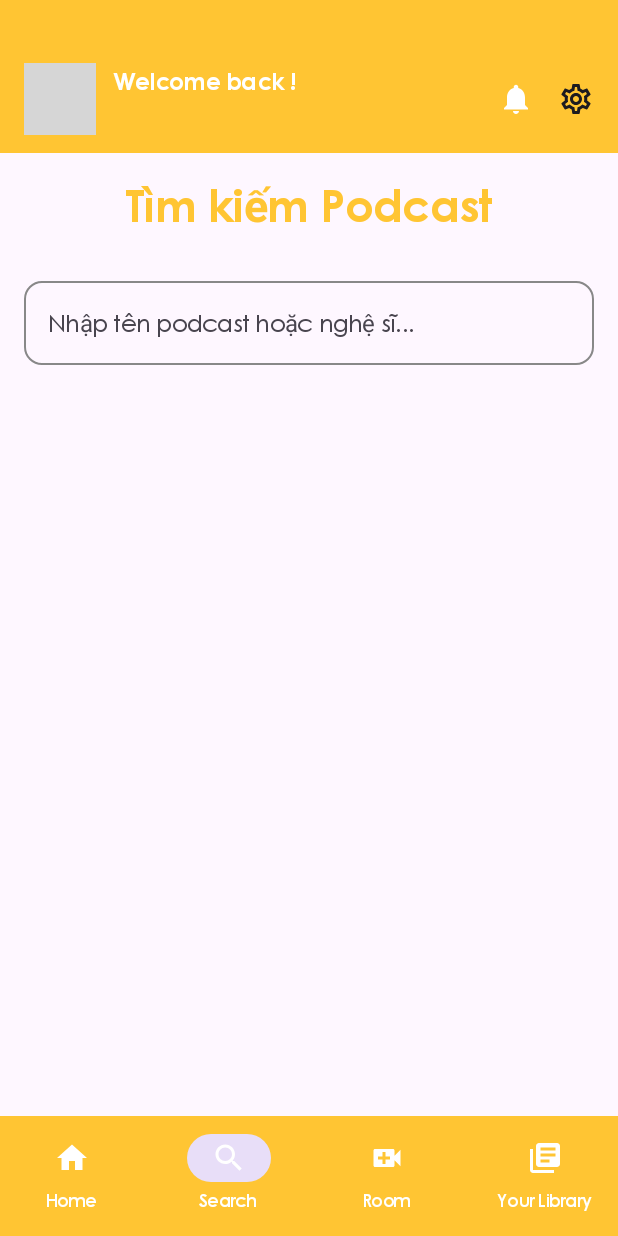
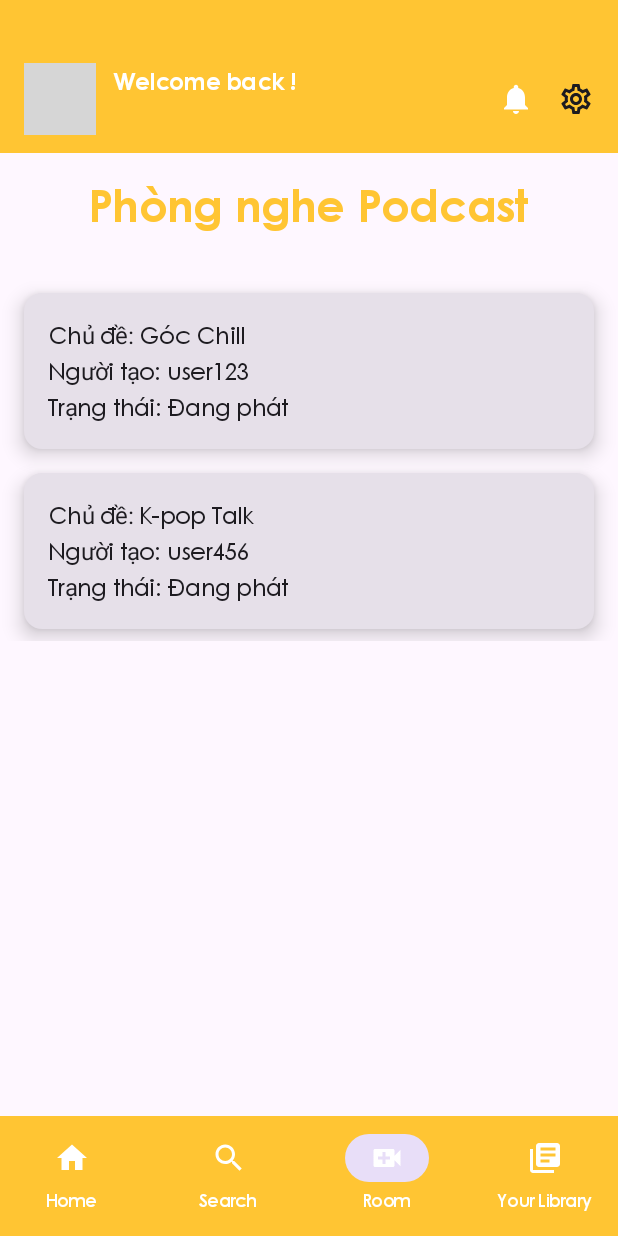
Before and after one commit to PolyEtilen-x/PodHub, an Android app built with Jetpack Compose: the HomeScreen screen opened through its navigation route, item 3 of the bottom bar chosen, on a phone screen of 412 x 824 dp. Run offline under Robolectric (Android 15) with nearby library versions, the phone set to English and light mode, and no system bars; our stand-ins replace Dagger/Hilt's generated code; pictures from the network do not load; grey boxes are pictures that could not be loaded.

Commit message:
add room page

```diff
--- a/app/src/main/java/com/example/podhub/MainActivity.kt
+++ b/app/src/main/java/com/example/podhub/MainActivity.kt
@@ -5,13 +5,14 @@ import androidx.activity.ComponentActivity
 import androidx.activity.compose.setContent
 import androidx.activity.enableEdgeToEdge
 import androidx.compose.foundation.layout.fillMaxSize
+import androidx.fragment.app.FragmentActivity
 import com.example.podhub.ui.theme.PodhubTheme
 import androidx.navigation.compose.rememberNavController
 import com.example.podhub.ui.navigation.AppRouter
 import dagger.hilt.android.AndroidEntryPoint
 
 @AndroidEntryPoint
-class MainActivity : ComponentActivity() {
+class MainActivity : FragmentActivity() {
     override fun onCreate(savedInstanceState: Bundle?) {
         super.onCreate(savedInstanceState)
         enableEdgeToEdge()
--- /dev/null
+++ b/app/src/main/java/com/example/podhub/models/roominfo.kt
@@ -0,0 +1,8 @@
+package com.example.podhub.models
+
+data class RoomInfo(
+    val id: String,
+    val topic: String,
+    val creatorName: String,
+    val status: String //RoomStatus
+)
--- /dev/null
+++ b/app/src/main/java/com/example/podhub/ui/feature/room/RoomListScreen.kt
@@ -0,0 +1,129 @@
+package com.example.podhub.ui.feature.room
+
+import androidx.compose.foundation.clickable
+import androidx.compose.foundation.layout.*
+import androidx.compose.foundation.lazy.LazyColumn
+import androidx.compose.foundation.lazy.items
+import androidx.compose.foundation.shape.RoundedCornerShape
+import androidx.compose.material3.Card
+import androidx.compose.material3.CardDefaults
+import androidx.compose.material3.OutlinedTextField
+import androidx.compose.material3.OutlinedTextFieldDefaults
+import androidx.compose.material3.Scaffold
+import androidx.compose.material3.Text
+
+import androidx.compose.runtime.Composable
+import androidx.compose.runtime.collectAsState
+import androidx.compose.runtime.getValue
+import androidx.compose.runtime.mutableStateOf
+import androidx.compose.runtime.remember
+import androidx.compose.runtime.setValue
+import androidx.compose.ui.Alignment
+import androidx.compose.ui.Modifier
+import androidx.compose.ui.graphics.Color
+import androidx.compose.ui.platform.LocalContext
+import androidx.compose.ui.text.font.FontWeight
+import androidx.compose.ui.unit.dp
+import androidx.compose.ui.unit.sp
+import androidx.hilt.navigation.compose.hiltViewModel
+import androidx.navigation.NavController
+import androidx.navigation.NavHostController
+import androidx.navigation.compose.currentBackStackEntryAsState
+import com.example.podhub.components.BottomNavigationBar
+import com.example.podhub.components.HomeHeader
+import com.example.podhub.data.PodcastResponse
+import com.example.podhub.models.RoomInfo
+import com.example.podhub.storage.DataStoreManager
+import com.example.podhub.ui.feature.search.SearchResultItem
+import com.example.podhub.viewmodels.RoomViewModel
+import kotlin.collections.orEmpty
+
+@Composable
+fun RoomListScreen(
+    navController: NavHostController,
+    viewModel: RoomViewModel = hiltViewModel()
+) {
+    val roomList = viewModel.roomList
+    val currentUserId = viewModel.currentUserId
+    val context = LocalContext.current
+    val dataStore = remember { DataStoreManager(context) }
+    val userData by dataStore.userData.collectAsState(initial = emptyMap())
+    var query by remember { mutableStateOf("") }
+    val allPodcasts = PodcastResponse.podcastList.orEmpty()
+    val navBackStackEntry = navController.currentBackStackEntryAsState().value
+    val currentRoute = navBackStackEntry?.destination?.route ?: ""
+
+    val results = remember(query) {
+        if (query.isBlank()) emptyList()
+        else allPodcasts.filter {
+            it.creatorName.contains(query, ignoreCase = true) ||
+                    it.artistName.contains(query, ignoreCase = true)
+        }
+    }
+
+    Scaffold(
+        topBar = {
+            Column {
+                HomeHeader(
+                    userName = userData["name"] ?: "Guest",
+                    userAvatarUrl = userData["photoUrl"] ?: ""
+                )
+                Box(
+                    modifier = Modifier
+                        .padding(16.dp)
+                        .fillMaxWidth() ,
+                    contentAlignment = Alignment.Center
+                ){
+                    Text(
+                        "Phòng nghe Podcast",
+                        fontSize = 30.sp,
+                        fontWeight = FontWeight.Bold,
+                        color = Color(0xFFFFC533)
+                    )
+                }
+            }
+        },
+        bottomBar = {
+            BottomNavigationBar(
+                currentRoute = currentRoute,
+                onHomeClick = { navController.navigate("home") },
+                onSearchClick = { navController.navigate("search") },
+                onRoomClick = { navController.navigate("room") },
+                onLibraryClick = { navController.navigate("library") }
+            )
+        }
+    ) { padding ->
+        LazyColumn(
+            modifier = Modifier
+                .padding(padding)
+                .padding(16.dp)
+        ) {
+            items(roomList) { room ->
+                RoomItem(room = room) {
+                    if (room.creatorName == currentUserId) {
+                        navController.navigate("livestream/${room.id}")
+                    } else {
+                        navController.navigate("listen/${room.id}")
+                    }
+                }
+            }
+        }
+    }
+}
+
+@Composable
+fun RoomItem(room: RoomInfo, onClick: () -> Unit) {
+    Card(
+        modifier = Modifier
+            .fillMaxWidth()
+            .padding(vertical = 8.dp)
+            .clickable { onClick() },
+        elevation = CardDefaults.cardElevation(defaultElevation = 8.dp)
+    ) {
+        Column(modifier = Modifier.padding(16.dp)) {
+            Text(text = "Chủ đề: ${room.topic}")
+            Text(text = "Người tạo: ${room.creatorName}")
+            Text(text = "Trạng thái: ${room.status}")
+        }
+    }
+}
--- a/app/src/main/java/com/example/podhub/ui/navigation/approute.kt
+++ b/app/src/main/java/com/example/podhub/ui/navigation/approute.kt
@@ -28,6 +28,7 @@ import com.example.podhub.ui.feature.home.PlayerScreen
 import com.example.podhub.ui.feature.home.PodcastCategoriesScreen
 import com.example.podhub.ui.feature.library.LibraryPodcastsScreen
 import com.example.podhub.ui.feature.podcast.PodcastCategoryScreen
+import com.example.podhub.ui.feature.room.RoomListScreen
 import com.example.podhub.ui.feature.search.SearchScreen
 
 
@@ -42,6 +43,7 @@ object Routes {
     const val PLAYER = "player"
     const val SEARCH = "search"
     const val LIBRARY = "library"
+    const val ROOM = "room"
 }
 
 @Composable
@@ -101,6 +103,9 @@ fun AppRouter(navController: NavHostController) {
         composable(Routes.LIBRARY) {
             LibraryPodcastsScreen(navController)
         }
+        composable(Routes.ROOM) {
+            RoomListScreen(navController)
+        }
 
     }
 }
--- /dev/null
+++ b/app/src/main/java/com/example/podhub/viewmodels/RoomViewModel.kt
@@ -0,0 +1,22 @@
+package com.example.podhub.viewmodels
+
+import androidx.lifecycle.ViewModel
+import dagger.hilt.android.lifecycle.HiltViewModel
+import javax.inject.Inject
+import androidx.compose.runtime.mutableStateListOf
+import com.example.podhub.models.RoomInfo
+
+@HiltViewModel
+class RoomViewModel @Inject constructor() : ViewModel() {
+    val currentUserId = "user123"
+    val roomList = mutableStateListOf<RoomInfo>()
+
+    init {
+        roomList.addAll(
+            listOf(
+                RoomInfo("room1", "Góc Chill", "user123", "Đang phát"),
+                RoomInfo("room2", "K-pop Talk", "user456", "Đang phát")
+            )
+        )
+    }
+}
--- a/gradle/libs.versions.toml
+++ b/gradle/libs.versions.toml
@@ -16,7 +16,6 @@ firebaseAuth = "23.2.1"
 credentials = "1.5.0"
 credentialsPlayServicesAuth = "1.5.0"
 googleid = "1.1.1"
-
 
 [libraries]
 androidx-core-ktx = { group = "androidx.core", name = "core-ktx", version.ref = "coreKtx" }
--- a/settings.gradle.kts
+++ b/settings.gradle.kts
@@ -16,6 +16,9 @@ dependencyResolutionManagement {
     repositories {
         google()
         mavenCentral()
+
+        maven ( url = "https://www.jitpack.io")
+        maven ( url = "https://jitpack.io")
     }
 }
 
```
Also changed, not shown: app/src/main/java/com/example/podhub/ui/feature/room/ListenScreen.kt (added, +26 -0 lines), app/src/main/java/com/example/podhub/ui/feature/room/LivesteamScreen.kt (added, +28 -0 lines).
